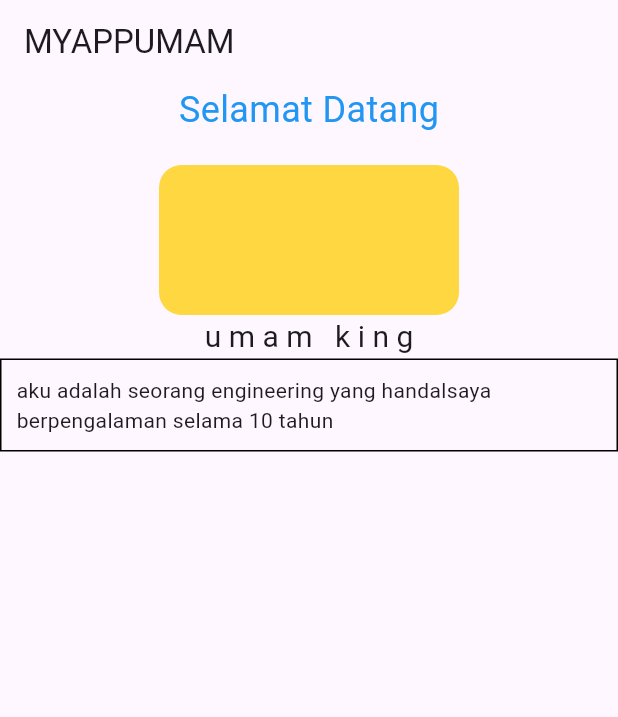
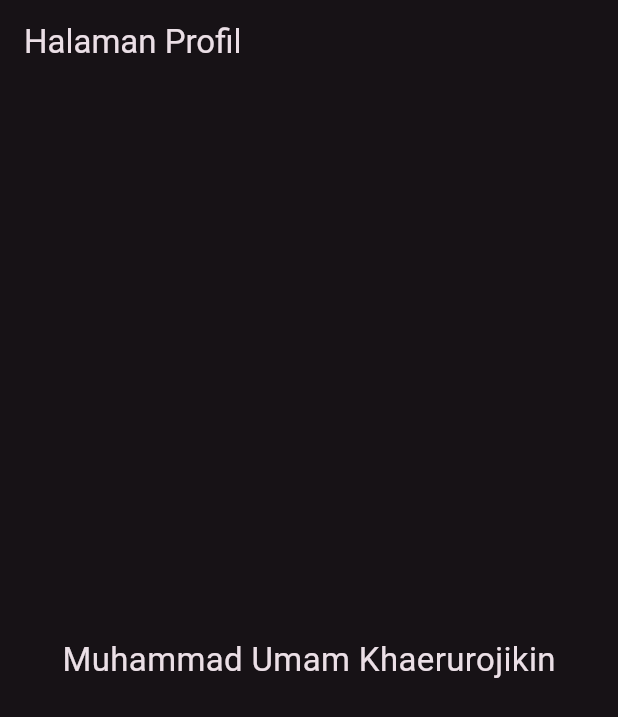
Before and after one commit to umam171003/latihan_hello, a Flutter app: the screen it shows after launch, on a phone screen of 412 x 824 dp. Shown: the top 717 px of the screen. Run offline on Flutter 3.47's test engine with Material 3 defaults, Android fonts, the light colour scheme and no system bars.

Commit message:
Update tampilan Flutter

```diff
--- a/lib/main.dart
+++ b/lib/main.dart
@@ -1,102 +1,53 @@
 import 'package:flutter/material.dart';
 
 void main() {
-  // runApp(MaterialApp(
-  //   title:'Latihan flutter',
-  //   debugShowMaterialGrid: false,
-
-  //   debugShowCheckedModeBanner: false,
-  //   home:Scaffold(body: Center(child: Text('Hello word',style: TextStyle(color: Colors.blue),)),)
-  // ));
-  runApp(const MyWidget());
+  runApp(const UmamApp());
 }
 
-class MyWidget extends StatelessWidget {
-  const MyWidget({super.key});
-
+//stl
+class UmamApp extends StatelessWidget {
+  const UmamApp({super.key});
   @override
   Widget build(BuildContext context) {
-    return const MaterialApp(
-      title: 'MYAPPUMAM',
-      debugShowMaterialGrid: false,
+    return MaterialApp(
+      title: 'Belajar Mahasiswa',
       debugShowCheckedModeBanner: false,
-      home: myhome(),
+
+      theme: ThemeData(
+        colorScheme: ColorScheme.fromSeed(seedColor: Colors.green),
+        useMaterial3: true,
+      ),
+
+      darkTheme: ThemeData(
+        colorScheme: ColorScheme.fromSeed(
+          seedColor: Colors.purple,
+          brightness: Brightness.dark,
+        ),
+        useMaterial3: true,
+      ),
+
+      themeMode: ThemeMode.dark,
+
+      //halaman pertama
+      home: const ProfilePage(),
     );
+
   }
 }
 
-class myhome extends StatelessWidget {
-  const myhome({super.key});
+class ProfilePage extends StatelessWidget {
+  const ProfilePage({super.key});
 
   @override
   Widget build(BuildContext context) {
     return Scaffold(
-      appBar: AppBar(title: const Text('MYAPPUMAM')),
+      appBar: AppBar(title: const Text('Halaman Profil')),
       body: const Center(
-        child: Column(
-          children: [
-            Text(
-              'Selamat Datang',
-              style: TextStyle(fontSize: 24, color: Colors.blue),
-            ),
-            SizedBox(height: 20),
-            MyContainer(),
-            SpacingTextWidget(),
-            OverflowTextWidget(),
-          ],
+        child: Text(
+          'Muhammad Umam Khaerurojikin',
+          style: TextStyle(fontSize: 22),
         ),
       ),
     );
   }
 }
-
-class MyContainer extends StatelessWidget {
-  const MyContainer({super.key});
-
-  @override
-  Widget build(BuildContext context) {
-    return Container(
-      width: 200,
-      height: 100,
-      alignment: Alignment.center,
-      decoration: BoxDecoration(
-        color: Colors.amberAccent,
-        borderRadius: BorderRadius.circular(15),
-      ),
-    );
-  }
-}
-
-class SpacingTextWidget extends StatelessWidget {
-  const SpacingTextWidget({super.key});
-
-  @override
-  Widget build(BuildContext context) {
-    return const Column(
-      crossAxisAlignment: CrossAxisAlignment.start,
-      children: [
-        Text('umam king', style: TextStyle(fontSize: 20, letterSpacing: 5)),
-      ],
-    );
-  }
-}
-class OverflowTextWidget extends StatelessWidget {
-  const OverflowTextWidget({super.key});
-
-  @override
-  Widget build(BuildContext context) {
-    return Container(
-      width: double.infinity,
-      padding: const EdgeInsets.all(10),
-      decoration: BoxDecoration(
-        border: Border.all()
-      ),
-      child: const Text(
-        'aku adalah seorang engineering yang handal'
-        'saya berpengalaman selama 10 tahun',
-        maxLines: 2,
-        overflow: TextOverflow.ellipsis,
-      )
-    );
-  }
-}
```
